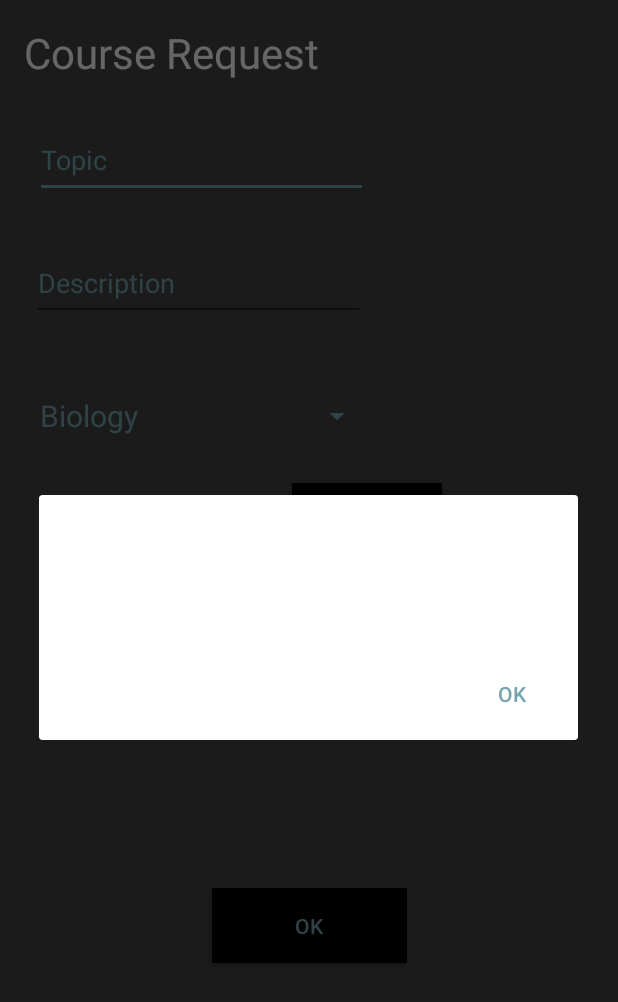
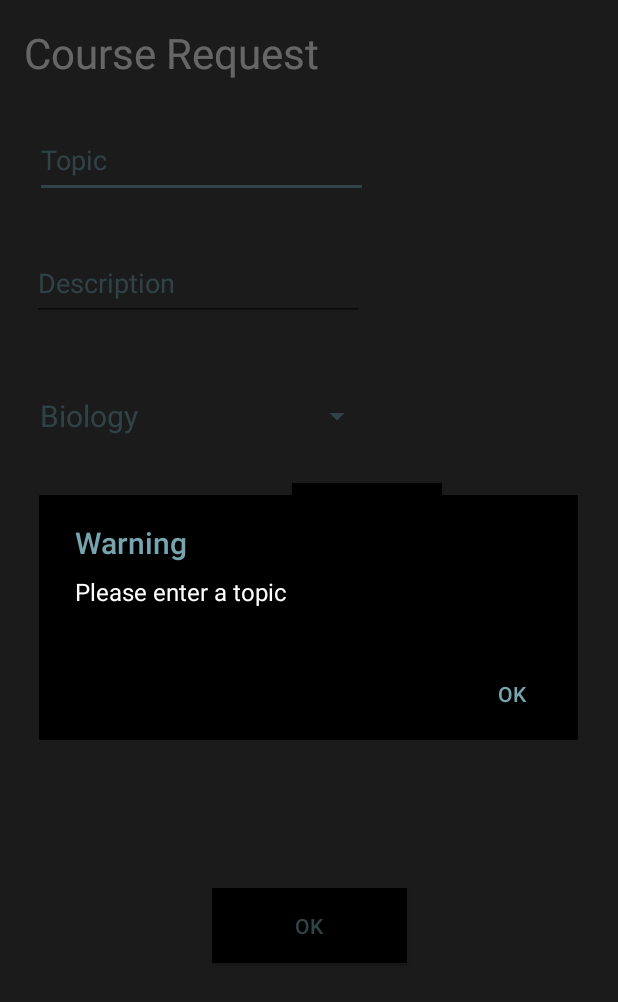
Before and after one commit to yashgharat12/TwoTor, an Android app: the TutorReq screen opened directly, with no data from a screen before it, after a tap on "OK", on a phone screen of 412 x 824 dp. Shown: the top 1002 px of the screen. Run offline under Robolectric (Android 15) with nearby library versions, the phone set to English and light mode, and no system bars; our stand-ins replace Firebase (no records; nobody signed in at launch, a user with empty details on screens opened directly); libraries missing offline, so code that uses them is left out: com.kunzisoft.switchdatetime; 9 statements that could not run were skipped.

Commit message:
Dialogs for null data, removed filter functionality temporarily

```diff
--- a/app/src/main/java/com/bludevs/twotor/Request_tab.java
+++ b/app/src/main/java/com/bludevs/twotor/Request_tab.java
@@ -9,7 +9,6 @@ import android.support.v7.widget.RecyclerView;
 import android.view.LayoutInflater;
 import android.view.View;
 import android.view.ViewGroup;
-import android.widget.ImageButton;
 
 import com.google.firebase.FirebaseApp;
 import com.google.firebase.database.DatabaseReference;
@@ -80,8 +79,8 @@ public class Request_tab extends Fragment {
             checkedItems[i] = true;
         }
 
-        final ImageButton bFilter = (ImageButton) rootView.findViewById(R.id.bFilter);
-        /*bFilter.setOnClickListener(new View.OnClickListener() {
+        /*final ImageButton bFilter = (ImageButton) rootView.findViewById(R.id.bFilter);
+        bFilter.setOnClickListener(new View.OnClickListener() {
             @Override
             public void onClick(View v) {
                 final AlertDialog.Builder mBuilder = new AlertDialog.Builder(getContext(), R.style.AlertDialog);
--- a/app/src/main/java/com/bludevs/twotor/TutorReq.java
+++ b/app/src/main/java/com/bludevs/twotor/TutorReq.java
@@ -67,11 +67,12 @@ public class TutorReq extends AppCompatActivity {
                 final_subj = subjSpin.getSelectedItem().toString();
                 final_date = dateText.getText().toString();
                 final_ID = UUID.randomUUID().toString();
-                Boolean infochk = true;
+                boolean infochk = true;
 
                 if (final_topic.equals("")) {
                     infochk = false;
-                    AlertDialog.Builder b = new AlertDialog.Builder(TutorReq.this);
+                    AlertDialog.Builder b = new AlertDialog.Builder(TutorReq.this,
+                            R.style.AlertDialog);
                     b.setTitle("Warning");
                     b.setMessage("Please enter a topic");
                     b.setPositiveButton("OK", new DialogInterface.OnClickListener() {
@@ -85,7 +86,8 @@ public class TutorReq extends AppCompatActivity {
 
                 } else if (final_subj.equals("")) {
                     infochk = false;
-                    AlertDialog.Builder b = new AlertDialog.Builder(TutorReq.this);
+                    AlertDialog.Builder b = new AlertDialog.Builder(TutorReq.this,
+                            R.style.AlertDialog);
                     b.setTitle("Warning");
                     b.setMessage("Please choose a subject");
                     b.setPositiveButton("OK", new DialogInterface.OnClickListener() {
@@ -99,9 +101,10 @@ public class TutorReq extends AppCompatActivity {
 
                 } else if (final_date.equals("")) {
                     infochk = false;
-                    AlertDialog.Builder b = new AlertDialog.Builder(TutorReq.this);
+                    AlertDialog.Builder b = new AlertDialog.Builder(TutorReq.this,
+                            R.style.AlertDialog);
                     b.setTitle("Warning");
-                    b.setMessage("Please choose a date");
+                    b.setMessage("Please select a date");
                     b.setPositiveButton("OK", new DialogInterface.OnClickListener() {
                         @Override
                         public void onClick(DialogInterface dialogInterface, int i) {
@@ -110,7 +113,6 @@ public class TutorReq extends AppCompatActivity {
                     });
                     b.create();
                     b.show();
-
                 }
                 if (infochk) {
                     RequestMessage request = new RequestMessage(
--- a/app/src/main/res/values-v21/styles.xml
+++ b/app/src/main/res/values-v21/styles.xml
@@ -14,10 +14,11 @@
         <item name="android:textColorHint">@color/colorAccent</item>
     </style>
 
-    <style name="AlertDialog" parent= "TwoTor">
-        <item name="android:background">@android:color/background_light</item>
-        <item name="android:textColor">@android:color/background_dark</item>
-        <item name="colorAccent">@color/colorAccent</item>
+    <style name="AlertDialog" parent="Theme.AppCompat.DayNight.Dialog.Alert">
+        <item name="android:background">@android:color/background_dark</item>
+        <item name="android:textColor">@color/colorAccent</item>
+        <item name="android:textColorPrimary">@android:color/background_light</item>
+        <item name="android:textColorPrimaryInverse">@android:color/background_light</item>
     </style>
 
 </resources>
```
